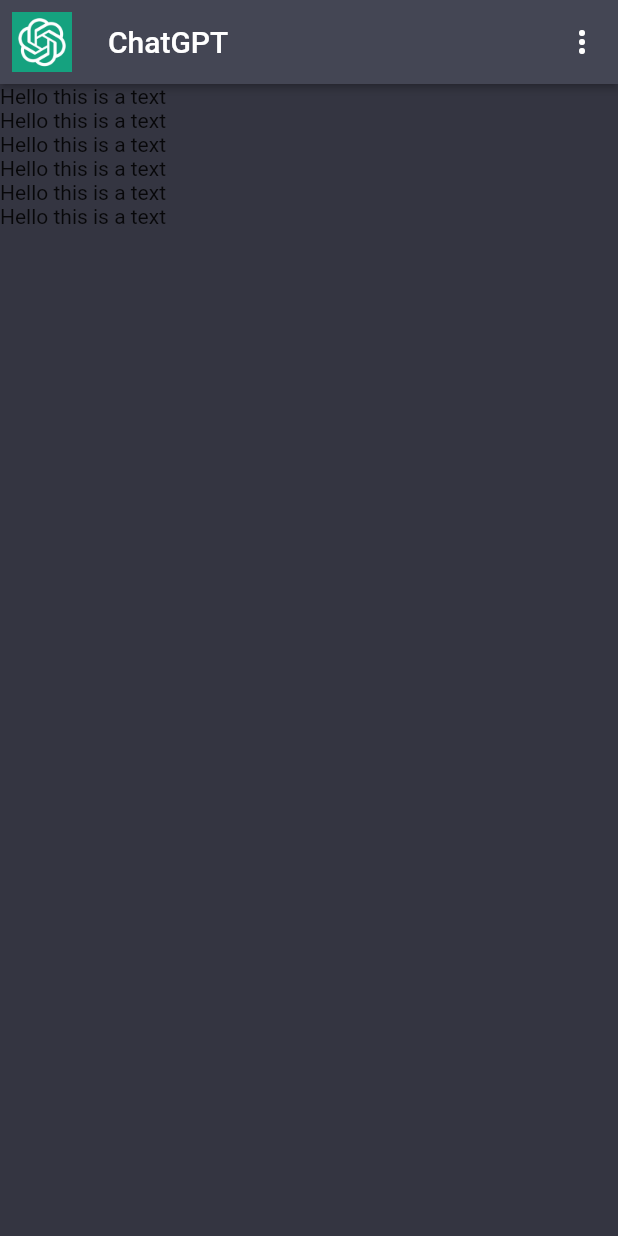
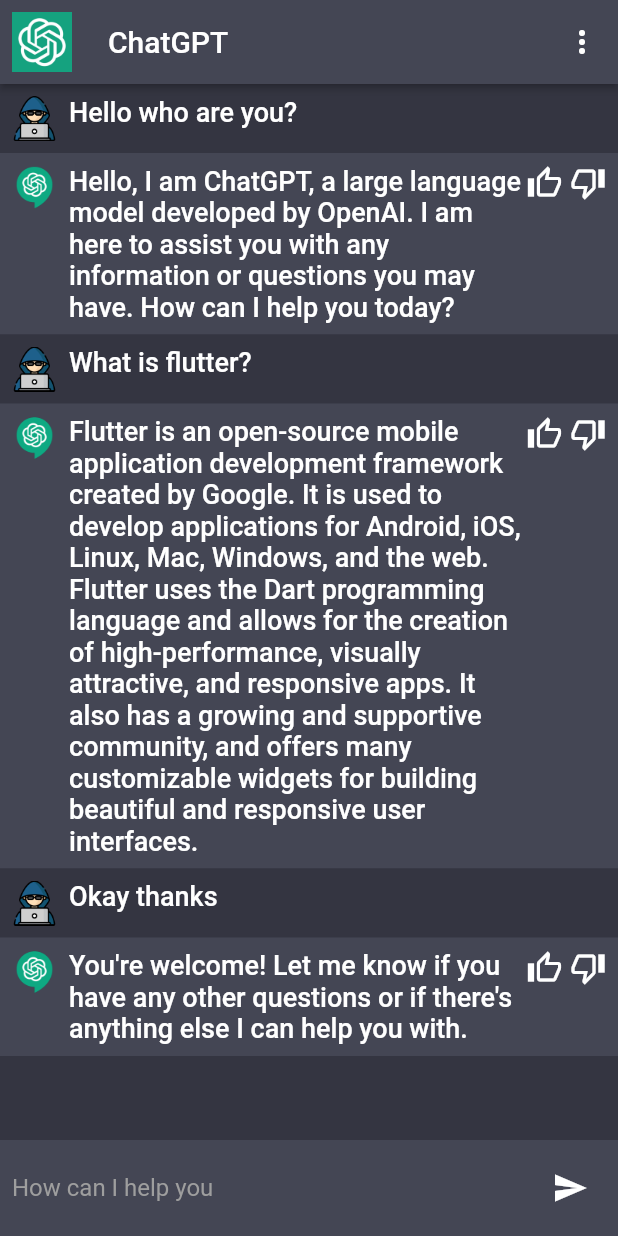
Before and after one commit to oluwajueda/ChatGPT_Flutter_APP, a Flutter app: the screen it shows after launch, on a phone screen of 412 x 824 dp. Run offline on Flutter 3.47's test engine with Material 2 defaults, Android fonts, the phone set to English and light mode, and no system bars; our stand-ins replace flutter_spinkit.

Commit message:
create text widget button

```diff
--- a/lib/constant/constants.dart
+++ b/lib/constant/constants.dart
@@ -2,3 +2,33 @@ import 'package:flutter/material.dart';
 
 Color scaffoldBackgroundColor = const Color(0xFF343541);
 Color cardColor = const Color(0xFF444654);
+
+final chatMessages = [
+  {
+    "msg": "Hello who are you?",
+    "chatIndex": 0,
+  },
+  {
+    "msg":
+        "Hello, I am ChatGPT, a large language model developed by OpenAI. I am here to assist you with any information or questions you may have. How can I help you today?",
+    "chatIndex": 1,
+  },
+  {
+    "msg": "What is flutter?",
+    "chatIndex": 0,
+  },
+  {
+    "msg":
+        "Flutter is an open-source mobile application development framework created by Google. It is used to develop applications for Android, iOS, Linux, Mac, Windows, and the web. Flutter uses the Dart programming language and allows for the creation of high-performance, visually attractive, and responsive apps. It also has a growing and supportive community, and offers many customizable widgets for building beautiful and responsive user interfaces.",
+    "chatIndex": 1,
+  },
+  {
+    "msg": "Okay thanks",
+    "chatIndex": 0,
+  },
+  {
+    "msg":
+        "You're welcome! Let me know if you have any other questions or if there's anything else I can help you with.",
+    "chatIndex": 1,
+  },
+];
--- a/lib/screens/chat_screen.dart
+++ b/lib/screens/chat_screen.dart
@@ -1,5 +1,6 @@
 import 'package:ask_anything/constant/constants.dart';
 import 'package:ask_anything/services/assets_manager.dart';
+import 'package:ask_anything/widgets/chat_widget.dart';
 import 'package:flutter/material.dart';
 import 'package:flutter/src/widgets/framework.dart';
 import 'package:flutter/src/widgets/placeholder.dart';
@@ -49,7 +50,11 @@ class _ChatScreenState extends State<ChatScreen> {
               child: ListView.builder(
                   itemCount: 6,
                   itemBuilder: (context, index) {
-                    return const Text("Hello this is a text");
+                    return ChatWidget(
+                      msg: chatMessages[index]["msg"].toString(),
+                      chatIndex: int.parse(
+                          chatMessages[index]["chatIndex"].toString()),
+                    );
                   }),
             ),
             if (_isTyping) ...[
@@ -57,7 +62,8 @@ class _ChatScreenState extends State<ChatScreen> {
                 color: Colors.white,
                 size: 18,
               ),
-              SizedBox(
+            ],
+            const SizedBox(
               height: 15,
             ),
             Material(
@@ -87,7 +93,6 @@ class _ChatScreenState extends State<ChatScreen> {
                 ),
               ),
             )
-            ]
           ],
         )));
   }
--- /dev/null
+++ b/lib/widgets/chat_widget.dart
@@ -0,0 +1,65 @@
+import 'package:ask_anything/constant/constants.dart';
+import 'package:ask_anything/services/assets_manager.dart';
+import 'package:ask_anything/widgets/text_widget.dart';
+import 'package:flutter/material.dart';
+import 'package:flutter/src/widgets/framework.dart';
+import 'package:flutter/src/widgets/placeholder.dart';
+
+class ChatWidget extends StatelessWidget {
+  const ChatWidget({super.key, required this.msg, required this.chatIndex});
+
+  final String msg;
+  final int chatIndex;
+
+  @override
+  Widget build(BuildContext context) {
+    return Column(
+      children: [
+        Material(
+          color: chatIndex == 0 ? scaffoldBackgroundColor : cardColor,
+          child: Padding(
+            padding: const EdgeInsets.all(8.0),
+            child: Row(
+              crossAxisAlignment: CrossAxisAlignment.start,
+              children: [
+                Image.asset(
+                    chatIndex == 0
+                        ? AssetManager.userImage
+                        : AssetManager.botImage,
+                    height: 30,
+                    width: 30),
+                const SizedBox(
+                  width: 8,
+                ),
+                Expanded(
+                  child: TextWidget(
+                    label: msg,
+                  ),
+                ),
+                chatIndex == 0
+                    ? const SizedBox.shrink()
+                    : Row(
+                        mainAxisAlignment: MainAxisAlignment.end,
+                        mainAxisSize: MainAxisSize.min,
+                        children: const [
+                          Icon(
+                            Icons.thumb_up_alt_outlined,
+                            color: Colors.white,
+                          ),
+                          SizedBox(
+                            width: 5,
+                          ),
+                          Icon(
+                            Icons.thumb_down_alt_outlined,
+                            color: Colors.white,
+                          )
+                        ],
+                      )
+              ],
+            ),
+          ),
+        )
+      ],
+    );
+  }
+}
--- /dev/null
+++ b/lib/widgets/text_widget.dart
@@ -0,0 +1,28 @@
+import 'package:flutter/material.dart';
+
+class TextWidget extends StatelessWidget {
+  const TextWidget(
+      {Key? key,
+      required this.label,
+      this.fontSize = 18,
+      this.color,
+      this.fontWeight})
+      : super(key: key);
+
+  final String label;
+  final double fontSize;
+  final Color? color;
+  final FontWeight? fontWeight;
+  @override
+  Widget build(BuildContext context) {
+    return Text(
+      label,
+      // textAlign: TextAlign.justify,
+      style: TextStyle(
+        color: color ?? Colors.white,
+        fontSize: fontSize,
+        fontWeight: fontWeight ?? FontWeight.w500,
+      ),
+    );
+  }
+}
```
Lines whose indentation alone changed are shown as unchanged.
